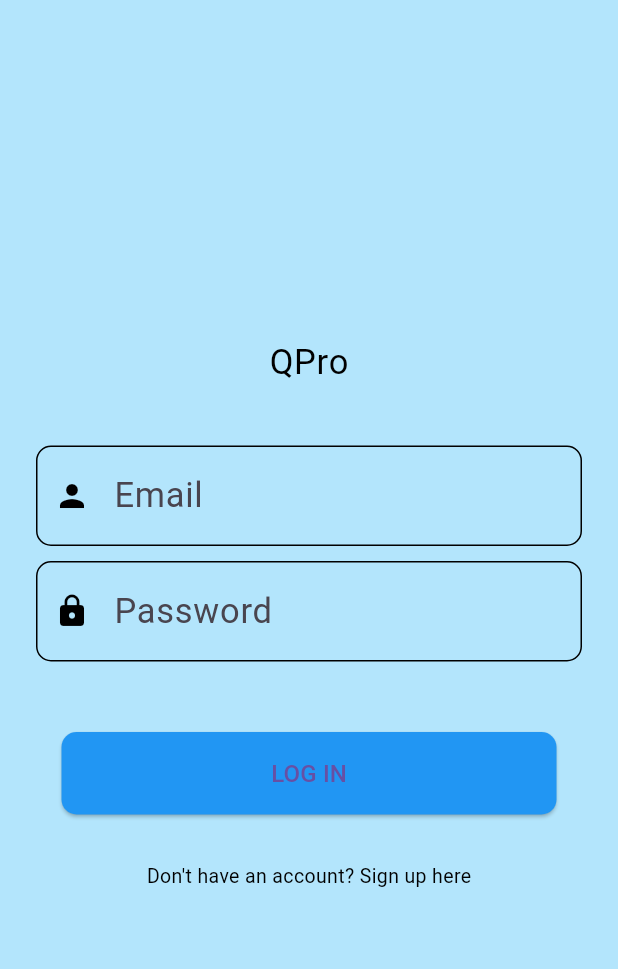
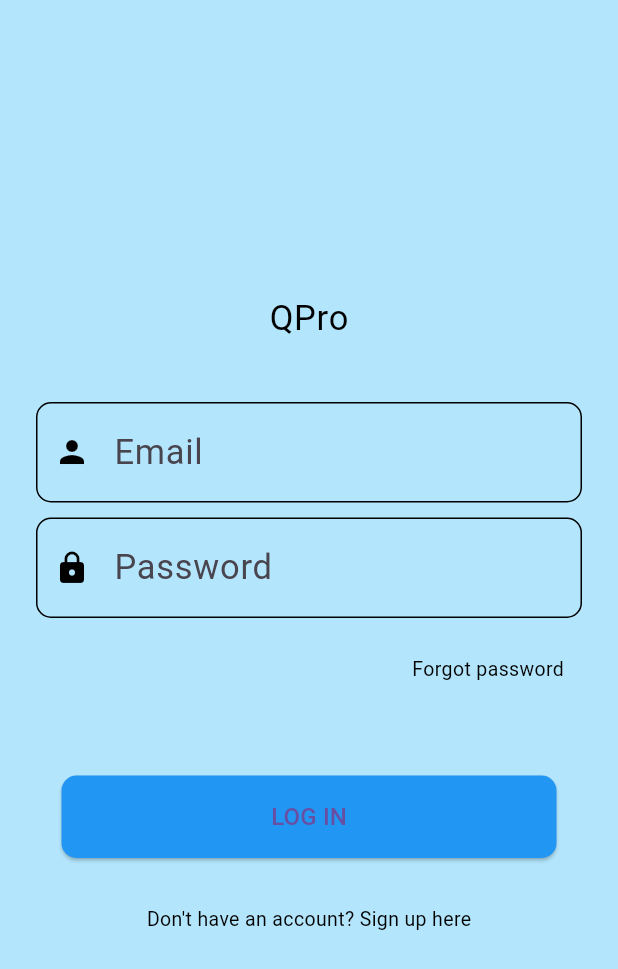
Before and after one commit to asnarizza/Frontend_QPro, a Flutter app: the screen it shows after launch, on a phone screen of 412 x 824 dp. Shown: the top 969 px of the screen. Run offline on Flutter 3.47's test engine with Material 3 defaults, Android fonts, the light colour scheme and no system bars; our stand-ins replace equatable, flutter_bloc, hexcolor, shared_preferences; missing offline and left inert: onesignal_flutter; Roboto replaces fonts that are missing (Times New Roman).

Commit message:
last update

```diff
--- a/qpro/lib/pages/authentication/login.dart
+++ b/qpro/lib/pages/authentication/login.dart
@@ -1,3 +1,4 @@
+import 'package:qpro/pages/authentication/forgot_pass.dart';
 import 'package:qpro/pages/authentication/register.dart';
 import 'package:qpro/pages/homepage.dart';
 import 'package:flutter/material.dart';
@@ -82,7 +83,7 @@ class _LoginScreenState extends State<LoginScreen> {
                   _usernameField(),
                   const SizedBox(height: 10.0),
                   _passwordField(),
-                  //_forgotPassword(),
+                  _forgotPassword(),
                   msg,
                   const SizedBox(height: 30.0),
                   _loginButton(),
@@ -110,20 +111,25 @@ class _LoginScreenState extends State<LoginScreen> {
     );
   }
 
-  // Widget _forgotPassword(){
-  //   return Container(
-  //     margin: EdgeInsets.only(top:10.0),
-  //     child:  Align(
-  //         alignment: Alignment.topRight,
-  //         child: TextButton(
-  //           onPressed: (){
-  //             Navigator.push(context, MaterialPageRoute(builder: (context) => const ForgotPwd()));
-  //           } ,
-  //           child: Text('Forgot password', style: Theme.of(context).textTheme.bodyMedium?.copyWith(decoration: TextDecoration.underline),),
-  //         )
-  //     ),
-  //   );
-  // }
+  Widget _forgotPassword(){
+    return Container(
+      margin: EdgeInsets.only(top:10.0),
+      child:  Align(
+          alignment: Alignment.topRight,
+          child: TextButton(
+            onPressed: (){
+              Navigator.push(
+                  context,
+                  MaterialPageRoute(
+                      builder: (context) => const ForgotPasswordScreen()));
+            } ,
+            child: Text(
+              'Forgot password',
+              style: Theme.of(context).textTheme.bodyMedium,),
+          )
+      ),
+    );
+  }
 
   Widget _logoText(){
     return Padding(
--- a/qpro/lib/pages/queue/display.dart
+++ b/qpro/lib/pages/queue/display.dart
@@ -17,7 +17,7 @@ class QueueDisplayPage extends StatelessWidget {
   Widget build(BuildContext context) {
     return Scaffold(
       appBar: AppBar(
-        title: Text('Queue Display'),
+        title: Text('Queue Ticket'),
         backgroundColor: Colors.blue[700],
       ),
       body: Center(
--- a/qpro/lib/pages/queue/status.dart
+++ b/qpro/lib/pages/queue/status.dart
@@ -121,6 +121,7 @@ class QueueStatusPage extends StatelessWidget {
                         totalQueue: totalQueue,
                         currentQueue: currentQueue,
                         estimatedWaitingTime: estimatedWaitingTime,
+
                       )),
                     );
                   },
```
Also changed, not shown: qpro/lib/pages/authentication/forgot_pass.dart (added, +66 -0 lines).
